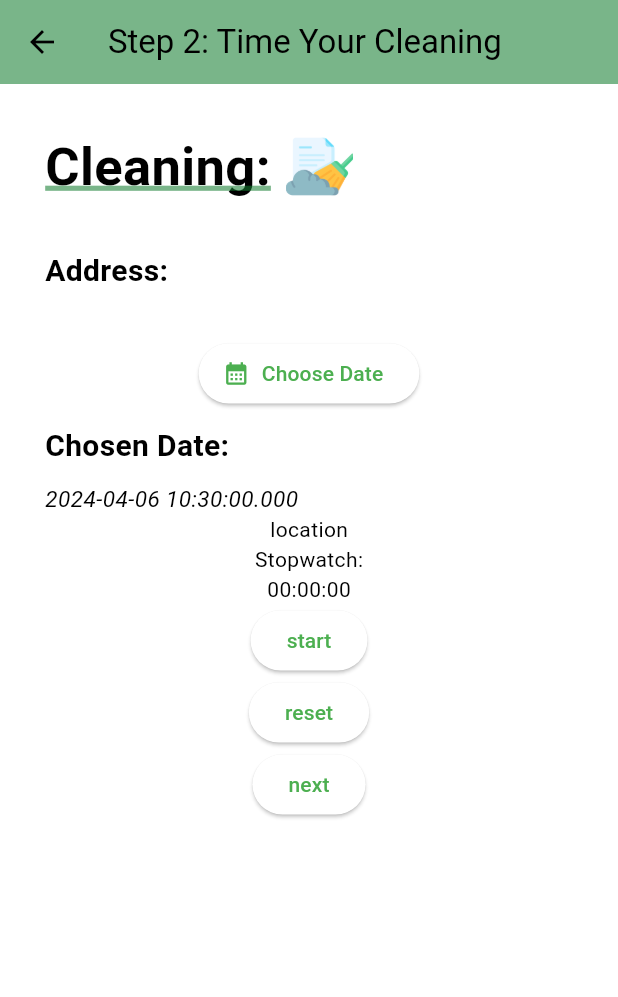
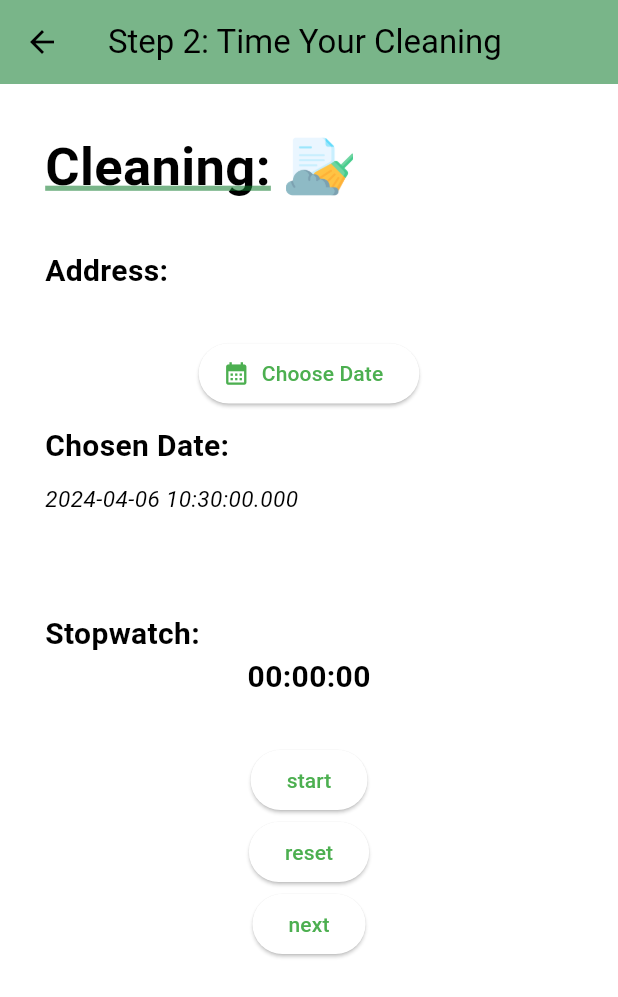
Before and after one commit to EmmacodingTG/Technocation-2024-Team-EJ, a Flutter app: the StopwatchPage screen opened directly, on a phone screen of 412 x 824 dp. Shown: the top 997 px of the screen. Run offline on Flutter 3.47's test engine with Material 3 defaults, Android fonts, the phone set to English and light mode, and no system bars; our stand-ins replace cloud_firestore, firebase_core, firebase_database, firebase_storage, flutter_map, geocoding and 3 more; missing offline and left inert: clipboard; accounts and stored records are empty.

Commit message:
did some UI

```diff
--- a/lib/stopwatch_page.dart
+++ b/lib/stopwatch_page.dart
@@ -136,29 +136,18 @@ class _StopwatchPageState extends State<StopwatchPage> {
           ),
         Row(
             children: [
-              SizedBox(width: 30),
+             const SizedBox(width: 30),
               Padding(
-                padding: EdgeInsets.only(top: 30),
+                padding: const EdgeInsets.only(top: 30),
                 child: Text('Address: $user_location',
-                style: TextStyle(
+                style: const TextStyle(
                     fontSize: 20,
                     fontWeight: FontWeight.bold,
                   ),),
               ),
             ],
           ),
-            /*
-            Padding(
-              padding: const EdgeInsets.only(left:30),
-              child: TextField(
-                decoration: const InputDecoration(
-                  hintText: 'Enter copied address',
-                  border:  OutlineInputBorder(),
-                ),
-                controller: addressTextEditingController,
-              ),
-            ),
-             */
+
           Padding(
             padding: const EdgeInsets.only(top: 30),
             child: ElevatedButton.icon(
@@ -197,9 +186,26 @@ class _StopwatchPageState extends State<StopwatchPage> {
               ),
             ],
           ),
-          const Text('location'),
-          const Text('Stopwatch:'),
-        (Text('$digitHours:$digitMinutes:$digitSeconds')),
+
+
+         const  Padding(
+            padding:  EdgeInsets.only(top:65),
+            child:  Row(
+              children: [
+               SizedBox(width:30), Text('Stopwatch:',
+
+                  style: TextStyle(
+                    fontSize: 20,
+                    fontWeight: FontWeight.bold,
+                  ),),
+              ],
+            ),
+          ),
+        (Text('$digitHours:$digitMinutes:$digitSeconds',style: const TextStyle(
+                    fontSize: 20,
+                    fontWeight: FontWeight.bold,
+                  ),)),
+                  const SizedBox(height:30),
           ElevatedButton(
               onPressed: () {
                 (!started) ? start() : stop();
```
Also changed, not shown: lib/find_location_page.dart (+3 -4 lines), lib/records_display.dart (+99 -20 lines).
